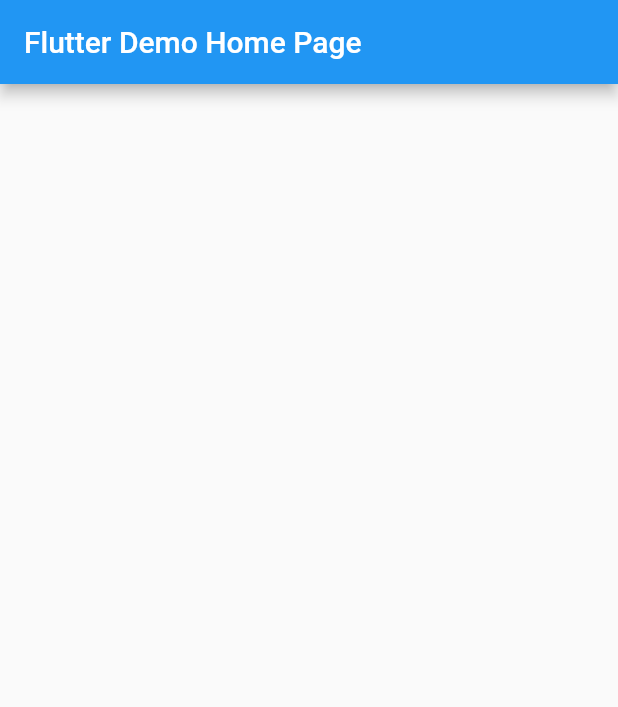
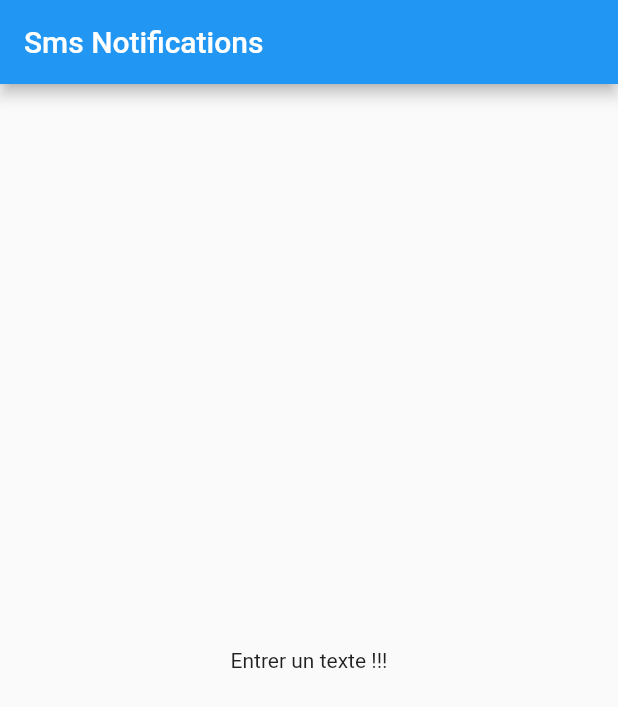
Before and after one commit to Mouslim2021/sms_notifications, a Flutter app: the screen it shows after launch, on a phone screen of 412 x 824 dp. Shown: the top 707 px of the screen. Run offline on Flutter 3.47's test engine with Material 2 defaults, Android fonts, the phone set to English and light mode, and no system bars.

Commit message:
name change

```diff
--- a/lib/main.dart
+++ b/lib/main.dart
@@ -7,11 +7,12 @@
   @override
   Widget build(BuildContext context) {
     return MaterialApp(
-      title: 'diakite',
+      debugShowCheckedModeBanner: false,
+      title: 'sms notifications',
       theme: ThemeData(
         primarySwatch: Colors.blue,
       ),
-      home: MyHomePage(title: 'Flutter Demo Home Page'),
+      home: MyHomePage(title: 'Sms Notifications'),
     );
   }
 }
@@ -32,6 +33,7 @@
         title: Text(widget.title),
       ),
       body: Center(
+        child: Text("Entrer un texte !!!"),
       ),
     );
   }
```
Also changed, not shown: 3 other files.
